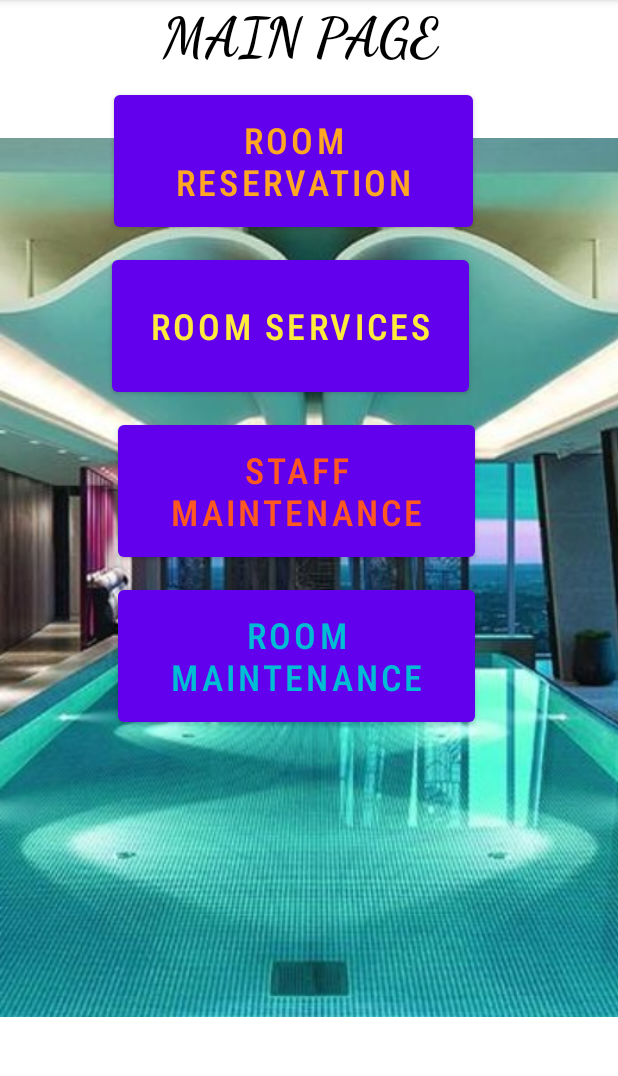
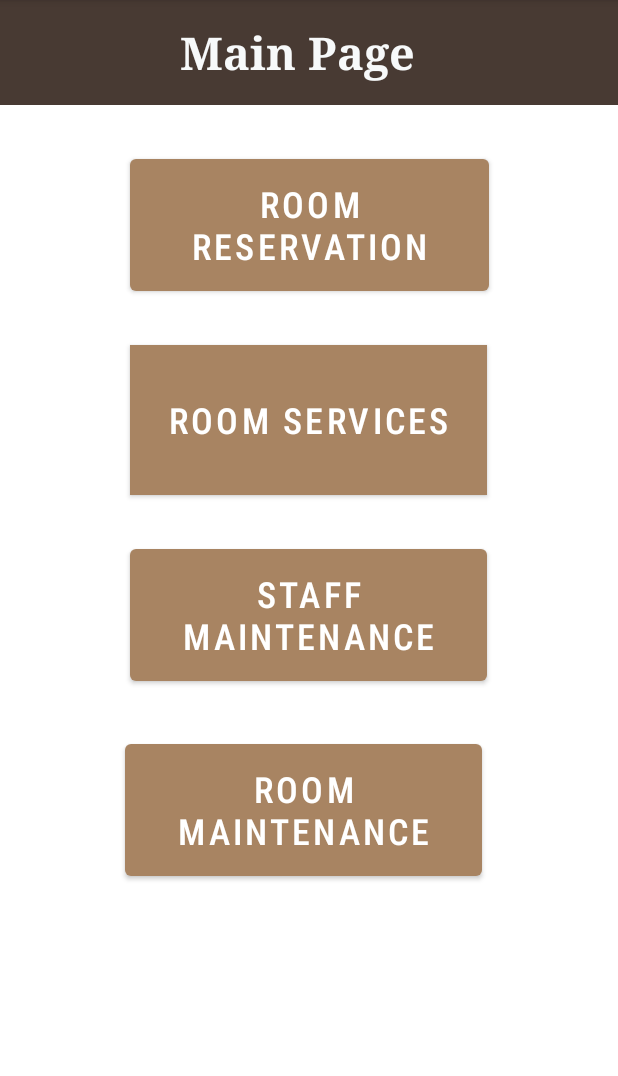
Before and after one commit to MinnieYapMN/MobileHotelManagementSystem, an Android app: the mainpage screen opened directly, with no data from a screen before it, on a phone screen of 412 x 824 dp, the part 84-1160 px from its top. Run offline under Robolectric (Android 15) with nearby library versions, the phone set to English and light mode, and no system bars.

Commit message:
color design

```diff
--- a/app/src/main/res/layout/activity_mainpage.xml
+++ b/app/src/main/res/layout/activity_mainpage.xml
@@ -4,62 +4,65 @@
     xmlns:tools="http://schemas.android.com/tools"
     android:layout_width="match_parent"
     android:layout_height="match_parent"
+    android:background="#FFFFFF"
     tools:context=".mainpage">
 
-    <ImageView
-        android:id="@+id/imageView6"
-        android:layout_width="428dp"
-        android:layout_height="658dp"
-        app:layout_constraintBottom_toBottomOf="parent"
-        app:layout_constraintTop_toTopOf="@+id/textView"
-        app:srcCompat="@drawable/main"
-        tools:layout_editor_absoluteX="-13dp" />
-
-
-    <TextView
-        android:id="@+id/textView"
-        android:layout_width="wrap_content"
-        android:layout_height="wrap_content"
-        android:layout_marginTop="2dp"
-        android:fontFamily="cursive"
-        android:text="MAIN PAGE"
-        android:textColor="#000000"
-        android:textSize="36sp"
+    <EditText
+        android:id="@+id/editTextTextPersonName3"
+        style="al"
+        android:layout_width="414dp"
+        android:layout_height="70dp"
+        android:background="#483A33"
+        android:ems="10"
+        android:inputType="textPersonName"
+        android:lineSpacingExtra="8sp"
+        android:text="               Main Page"
+        android:textAppearance="@style/TextAppearance.AppCompat.Large"
+        android:textColor="#F7F9FA"
+        android:textSize="30sp"
         android:textStyle="bold"
-        app:layout_constraintEnd_toEndOf="parent"
-        app:layout_constraintHorizontal_bias="0.476"
-        app:layout_constraintStart_toStartOf="parent"
-        app:layout_constraintTop_toTopOf="parent" />
+        android:typeface="serif"
+        android:verticalScrollbarPosition="defaultPosition"
+        tools:layout_editor_absoluteX="-2dp"
+        tools:layout_editor_absoluteY="0dp" />
 
     <Button
         android:id="@+id/button2"
         android:layout_width="239dp"
         android:layout_height="100dp"
-        android:layout_marginTop="10dp"
+        android:layout_marginStart="50dp"
+        android:layout_marginLeft="50dp"
+        android:layout_marginTop="30dp"
+        android:layout_marginEnd="50dp"
+        android:layout_marginRight="50dp"
         android:fontFamily="sans-serif-condensed-medium"
         android:onClick="roomReserve"
         android:text="Room Reservation"
-        android:textColor="#FFA722"
+        android:textColor="#FFFFFF"
         android:textSize="24sp"
-        app:layout_constraintBottom_toTopOf="@+id/button3"
+        app:backgroundTint="#A88462"
         app:layout_constraintEnd_toEndOf="parent"
-        app:layout_constraintHorizontal_bias="0.441"
         app:layout_constraintStart_toStartOf="parent"
-        app:layout_constraintTop_toBottomOf="@+id/textView" />
+        app:layout_constraintTop_toBottomOf="@+id/editTextTextPersonName3" />
 
     <Button
         android:id="@+id/button3"
         android:layout_width="238dp"
         android:layout_height="100dp"
-        android:layout_marginTop="10dp"
+        android:layout_marginStart="50dp"
+        android:layout_marginLeft="50dp"
+        android:layout_marginTop="30dp"
+        android:layout_marginEnd="50dp"
+        android:layout_marginRight="50dp"
+        android:background="#FFFFFF"
         android:fontFamily="sans-serif-condensed-medium"
         android:onClick="roomServices"
         android:text="ROOM SERVICES"
-        android:textColor="#FFEB3B"
+        android:textColor="#FFFFFF"
         android:textSize="24sp"
-        app:layout_constraintBottom_toTopOf="@+id/button4"
+        app:backgroundTint="#A88462"
         app:layout_constraintEnd_toEndOf="parent"
-        app:layout_constraintHorizontal_bias="0.431"
+        app:layout_constraintHorizontal_bias="0.497"
         app:layout_constraintStart_toStartOf="parent"
         app:layout_constraintTop_toBottomOf="@+id/button2" />
 
@@ -67,14 +70,19 @@
         android:id="@+id/button4"
         android:layout_width="238dp"
         android:layout_height="100dp"
-        android:layout_marginTop="10dp"
+        android:layout_marginStart="50dp"
+        android:layout_marginLeft="50dp"
+        android:layout_marginTop="30dp"
+        android:layout_marginEnd="50dp"
+        android:layout_marginRight="50dp"
         android:fontFamily="sans-serif-condensed-medium"
         android:onClick="staffMaintain"
         android:text="Staff Maintenance"
-        android:textColor="#FF5722"
+        android:textColor="#FFFFFF"
         android:textSize="24sp"
+        app:backgroundTint="#A88462"
         app:layout_constraintEnd_toEndOf="parent"
-        app:layout_constraintHorizontal_bias="0.452"
+        app:layout_constraintHorizontal_bias="0.497"
         app:layout_constraintStart_toStartOf="parent"
         app:layout_constraintTop_toBottomOf="@+id/button3" />
 
@@ -82,14 +90,19 @@
         android:id="@+id/button5"
         android:layout_width="238dp"
         android:layout_height="100dp"
-        android:layout_marginTop="10dp"
+        android:layout_marginStart="50dp"
+        android:layout_marginLeft="50dp"
+        android:layout_marginTop="30dp"
+        android:layout_marginEnd="50dp"
+        android:layout_marginRight="50dp"
         android:fontFamily="sans-serif-condensed-medium"
         android:onClick="roomMaintian"
         android:text="Room Maintenance"
-        android:textColor="#00BCD4"
+        android:textColor="#FFFFFF"
         android:textSize="24sp"
+        app:backgroundTint="#A88462"
         app:layout_constraintEnd_toEndOf="parent"
-        app:layout_constraintHorizontal_bias="0.452"
+        app:layout_constraintHorizontal_bias="0.45"
         app:layout_constraintStart_toStartOf="parent"
         app:layout_constraintTop_toBottomOf="@+id/button4" />
 
```
Also changed, not shown: app/src/main/java/com/example/mobilehotelmanagementsystem/room_services.kt (+7 -0 lines), app/src/main/res/layout/activity_loginpage.xml (+23 -15 lines), app/src/main/res/layout/activity_main.xml (+16 -8 lines), app/src/main/res/layout/activity_reservation2.xml (+0 -18 lines), app/src/main/res/layout/activity_room_services.xml (+36 -30 lines).
